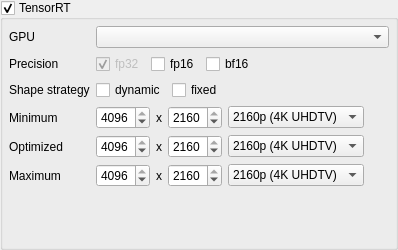
Old version of the form ui/designer/ui_tensorrt_conversion_widget.ui in the repository herlegon/hconvert.
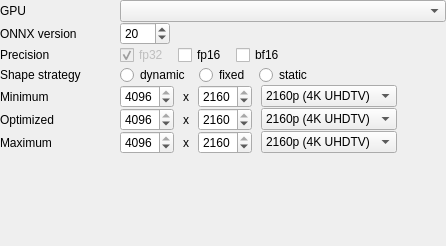
New version of the form.

Commit message: reworked ui: top to bottom

The edit to the form file:
```diff
--- a/ui/designer/ui_tensorrt_conversion_widget.ui
+++ b/ui/designer/ui_tensorrt_conversion_widget.ui
@@ -6,8 +6,8 @@
    <rect>
     <x>0</x>
     <y>0</y>
-    <width>398</width>
-    <height>250</height>
+    <width>446</width>
+    <height>246</height>
    </rect>
   </property>
   <property name="windowTitle">
@@ -30,30 +30,96 @@
     <number>0</number>
    </property>
    <item>
-    <widget class="QGroupBox" name="groupbox_tensorrt_conversion">
-     <property name="title">
-      <string>TensorRT</string>
-     </property>
-     <property name="checkable">
-      <bool>true</bool>
-     </property>
-     <layout class="QVBoxLayout" name="verticalLayout_4">
-      <property name="leftMargin">
-       <number>6</number>
-      </property>
-      <property name="topMargin">
-       <number>6</number>
-      </property>
-      <property name="rightMargin">
-       <number>6</number>
-      </property>
-      <property name="bottomMargin">
-       <number>6</number>
-      </property>
-      <item>
        <layout class="QFormLayout" name="main_layout">
+     <item row="0" column="0">
+      <widget class="QLabel" name="label_18">
+       <property name="sizePolicy">
+        <sizepolicy hsizetype="Fixed" vsizetype="Preferred">
+         <horstretch>0</horstretch>
+         <verstretch>0</verstretch>
+        </sizepolicy>
+       </property>
+       <property name="minimumSize">
+        <size>
+         <width>120</width>
+         <height>0</height>
+        </size>
+       </property>
+       <property name="text">
+        <string>GPU</string>
+       </property>
+      </widget>
+     </item>
+     <item row="0" column="1">
+      <widget class="QComboBox" name="combobox_gpu"/>
+     </item>
+     <item row="1" column="0">
+      <widget class="QLabel" name="label_version">
+       <property name="text">
+        <string>ONNX version</string>
+       </property>
+      </widget>
+     </item>
         <item row="1" column="1">
+      <layout class="QHBoxLayout" name="horizontalLayout">
+       <item>
+        <widget class="QSpinBox" name="spinbox_opset">
+         <property name="sizePolicy">
+          <sizepolicy hsizetype="Fixed" vsizetype="Fixed">
+           <horstretch>0</horstretch>
+           <verstretch>0</verstretch>
+          </sizepolicy>
+         </property>
+         <property name="minimumSize">
+          <size>
+           <width>50</width>
+           <height>0</height>
+          </size>
+         </property>
+         <property name="maximumSize">
+          <size>
+           <width>50</width>
+           <height>16777215</height>
+          </size>
+         </property>
+         <property name="minimum">
+          <number>15</number>
+         </property>
+         <property name="maximum">
+          <number>21</number>
+         </property>
+         <property name="value">
+          <number>20</number>
+         </property>
+        </widget>
+       </item>
+       <item>
+        <spacer name="horizontalSpacer_11">
+         <property name="orientation">
+          <enum>Qt::Orientation::Horizontal</enum>
+         </property>
+         <property name="sizeHint" stdset="0">
+          <size>
+           <width>10</width>
+           <height>20</height>
+          </size>
+         </property>
+        </spacer>
+       </item>
+      </layout>
+     </item>
+     <item row="2" column="0">
+      <widget class="QLabel" name="label_16">
+       <property name="text">
+        <string>Precision</string>
+       </property>
+      </widget>
+     </item>
+     <item row="2" column="1">
          <layout class="QHBoxLayout" name="layout_datatype">
+       <property name="spacing">
+        <number>9</number>
+       </property>
           <item>
            <widget class="QCheckBox" name="checkbox_fp32">
             <property name="enabled">
@@ -108,17 +174,20 @@
           </item>
          </layout>
         </item>
-        <item row="2" column="0">
+     <item row="3" column="0">
          <widget class="QLabel" name="label_shape_strategy">
           <property name="text">
            <string>Shape strategy</string>
           </property>
          </widget>
         </item>
-        <item row="2" column="1">
+     <item row="3" column="1">
          <layout class="QHBoxLayout" name="layout_shape_strategy">
+       <property name="spacing">
+        <number>9</number>
+       </property>
           <item>
-           <widget class="QCheckBox" name="checkbox_dynamic">
+        <widget class="QRadioButton" name="checkbox_dynamic">
             <property name="text">
              <string>dynamic</string>
             </property>
@@ -137,7 +206,7 @@
            </widget>
           </item>
           <item>
-           <widget class="QCheckBox" name="checkbox_fixed">
+        <widget class="QRadioButton" name="checkbox_fixed">
             <property name="text">
              <string>fixed</string>
             </property>
@@ -150,9 +219,22 @@
             <property name="autoExclusive">
              <bool>true</bool>
             </property>
-            <attribute name="buttonGroup">
-             <string notr="true">buttongroup_shape_strategy</string>
-            </attribute>
+        </widget>
+       </item>
+       <item>
+        <widget class="QRadioButton" name="checkbox_static">
+         <property name="text">
+          <string>static</string>
+         </property>
+         <property name="checkable">
+          <bool>true</bool>
+         </property>
+         <property name="checked">
+          <bool>false</bool>
+         </property>
+         <property name="autoExclusive">
+          <bool>true</bool>
+         </property>
            </widget>
           </item>
           <item>
@@ -170,7 +252,7 @@
           </item>
          </layout>
         </item>
-        <item row="3" column="0">
+     <item row="4" column="0">
          <widget class="QLabel" name="label_shape_w">
           <property name="enabled">
            <bool>true</bool>
@@ -180,8 +262,11 @@
           </property>
          </widget>
         </item>
-        <item row="3" column="1">
+     <item row="4" column="1">
          <layout class="QHBoxLayout" name="layout_shape_min">
+       <property name="spacing">
+        <number>9</number>
+       </property>
           <item>
            <widget class="QSpinBox" name="spinbox_w_min">
             <property name="sizePolicy">
@@ -234,7 +319,7 @@
            <widget class="QComboBox" name="combobox_resolution_min">
             <property name="minimumSize">
              <size>
-              <width>120</width>
+           <width>130</width>
               <height>0</height>
              </size>
             </property>
@@ -283,7 +368,7 @@
           </item>
          </layout>
         </item>
-        <item row="4" column="0">
+     <item row="5" column="0">
          <widget class="QLabel" name="label_shape_r">
           <property name="enabled">
            <bool>true</bool>
@@ -293,32 +378,124 @@
           </property>
          </widget>
         </item>
-        <item row="0" column="0">
-         <widget class="QLabel" name="label_18">
+     <item row="5" column="1">
+      <layout class="QHBoxLayout" name="layout_shape_opt">
+       <property name="spacing">
+        <number>9</number>
+       </property>
+       <item>
+        <widget class="QSpinBox" name="spinbox_w_opt">
+         <property name="sizePolicy">
+          <sizepolicy hsizetype="Maximum" vsizetype="Fixed">
+           <horstretch>0</horstretch>
+           <verstretch>0</verstretch>
+          </sizepolicy>
+         </property>
+         <property name="minimum">
+          <number>16</number>
+         </property>
+         <property name="maximum">
+          <number>4096</number>
+         </property>
+         <property name="singleStep">
+          <number>1</number>
+         </property>
+         <property name="value">
+          <number>4096</number>
+         </property>
+        </widget>
+       </item>
+       <item>
+        <widget class="QLabel" name="label_x_w_opt">
           <property name="text">
-           <string>GPU</string>
+          <string>x</string>
           </property>
          </widget>
         </item>
-        <item row="0" column="1">
-         <widget class="QComboBox" name="combobox_gpu"/>
-        </item>
-        <item row="1" column="0">
-         <widget class="QLabel" name="label_16">
+       <item>
+        <widget class="QSpinBox" name="spinbox_h_opt">
+         <property name="sizePolicy">
+          <sizepolicy hsizetype="Maximum" vsizetype="Fixed">
+           <horstretch>0</horstretch>
+           <verstretch>0</verstretch>
+          </sizepolicy>
+         </property>
+         <property name="minimum">
+          <number>16</number>
+         </property>
+         <property name="maximum">
+          <number>2160</number>
+         </property>
+         <property name="value">
+          <number>2160</number>
+         </property>
+        </widget>
+       </item>
+       <item>
+        <widget class="QComboBox" name="combobox_resolution_opt">
+         <property name="minimumSize">
+          <size>
+           <width>120</width>
+           <height>0</height>
+          </size>
+         </property>
+         <property name="maximumSize">
+          <size>
+           <width>200</width>
+           <height>16777215</height>
+          </size>
+         </property>
+         <property name="editable">
+          <bool>false</bool>
+         </property>
+         <property name="maxCount">
+          <number>20</number>
+         </property>
+         <property name="frame">
+          <bool>true</bool>
+         </property>
+         <property name="labelDrawingMode">
+          <enum>QComboBox::LabelDrawingMode::UseStyle</enum>
+         </property>
+         <item>
           <property name="text">
-           <string>Precision</string>
+           <string>2160p (4K UHDTV)</string>
           </property>
-         </widget>
-        </item>
-        <item row="5" column="0">
+         </item>
+         <item>
+          <property name="text">
+           <string/>
+          </property>
+         </item>
+        </widget>
+       </item>
+       <item>
+        <spacer name="horizontalSpacer_9">
+         <property name="orientation">
+          <enum>Qt::Orientation::Horizontal</enum>
+         </property>
+         <property name="sizeHint" stdset="0">
+          <size>
+           <width>0</width>
+           <height>20</height>
+          </size>
+         </property>
+        </spacer>
+       </item>
+      </layout>
+     </item>
+     <item row="6" column="0">
          <widget class="QLabel" name="label_10">
           <property name="text">
            <string>Maximum</string>
           </property>
          </widget>
         </item>
-        <item row="5" column="1">
+     <item row="6" column="1">
          <layout class="QHBoxLayout" name="layout_shape_max">
+       <property name="spacing">
+        <number>9</number>
+       </property>
           <item>
            <widget class="QSpinBox" name="spinbox_w_max">
             <property name="sizePolicy">
@@ -420,113 +597,7 @@
           </item>
          </layout>
         </item>
-        <item row="4" column="1">
-         <layout class="QHBoxLayout" name="layout_shape_opt">
-          <item>
-           <widget class="QSpinBox" name="spinbox_w_opt">
-            <property name="sizePolicy">
-             <sizepolicy hsizetype="Maximum" vsizetype="Fixed">
-              <horstretch>0</horstretch>
-              <verstretch>0</verstretch>
-             </sizepolicy>
-            </property>
-            <property name="minimum">
-             <number>16</number>
-            </property>
-            <property name="maximum">
-             <number>4096</number>
-            </property>
-            <property name="singleStep">
-             <number>1</number>
-            </property>
-            <property name="value">
-             <number>4096</number>
-            </property>
-           </widget>
-          </item>
-          <item>
-           <widget class="QLabel" name="label_x_w_opt">
-            <property name="text">
-             <string>x</string>
-            </property>
-           </widget>
-          </item>
-          <item>
-           <widget class="QSpinBox" name="spinbox_h_opt">
-            <property name="sizePolicy">
-             <sizepolicy hsizetype="Maximum" vsizetype="Fixed">
-              <horstretch>0</horstretch>
-              <verstretch>0</verstretch>
-             </sizepolicy>
-            </property>
-            <property name="minimum">
-             <number>16</number>
-            </property>
-            <property name="maximum">
-             <number>2160</number>
-            </property>
-            <property name="value">
-             <number>2160</number>
-            </property>
-           </widget>
-          </item>
-          <item>
-           <widget class="QComboBox" name="combobox_resolution_opt">
-            <property name="minimumSize">
-             <size>
-              <width>120</width>
-              <height>0</height>
-             </size>
-            </property>
-            <property name="maximumSize">
-             <size>
-              <width>200</width>
-              <height>16777215</height>
-             </size>
-            </property>
-            <property name="editable">
-             <bool>false</bool>
-            </property>
-            <property name="maxCount">
-             <number>20</number>
-            </property>
-            <property name="frame">
-             <bool>true</bool>
-            </property>
-            <property name="labelDrawingMode">
-             <enum>QComboBox::LabelDrawingMode::UseStyle</enum>
-            </property>
-            <item>
-             <property name="text">
-              <string>2160p (4K UHDTV)</string>
-             </property>
-            </item>
-            <item>
-             <property name="text">
-              <string/>
-             </property>
-            </item>
-           </widget>
-          </item>
-          <item>
-           <spacer name="horizontalSpacer_9">
-            <property name="orientation">
-             <enum>Qt::Orientation::Horizontal</enum>
-            </property>
-            <property name="sizeHint" stdset="0">
-             <size>
-              <width>0</width>
-              <height>20</height>
-             </size>
-            </property>
-           </spacer>
-          </item>
-         </layout>
-        </item>
-       </layout>
-      </item>
-     </layout>
-    </widget>
+    </layout>
    </item>
   </layout>
  </widget>
```
Left out of the diff: 4 changed lines with no effect on the pictures. Lines whose indentation alone changed are shown as unchanged. The commit also changes 13 other files.
